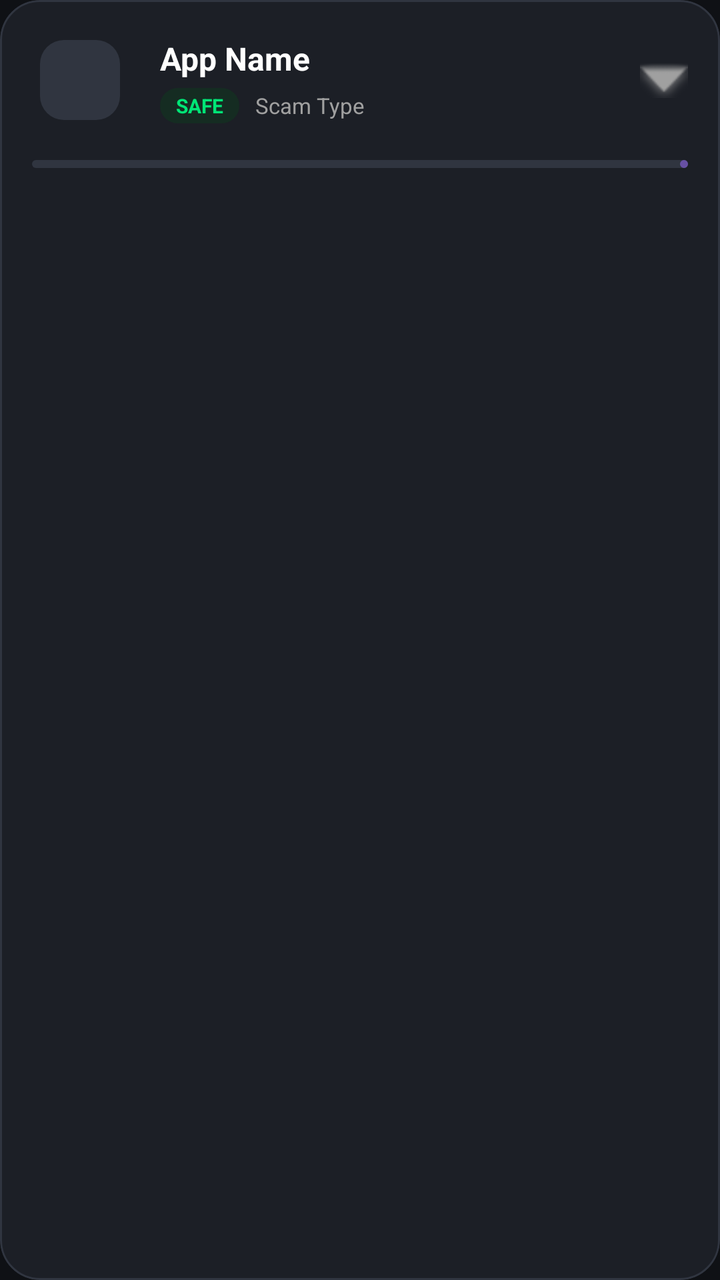
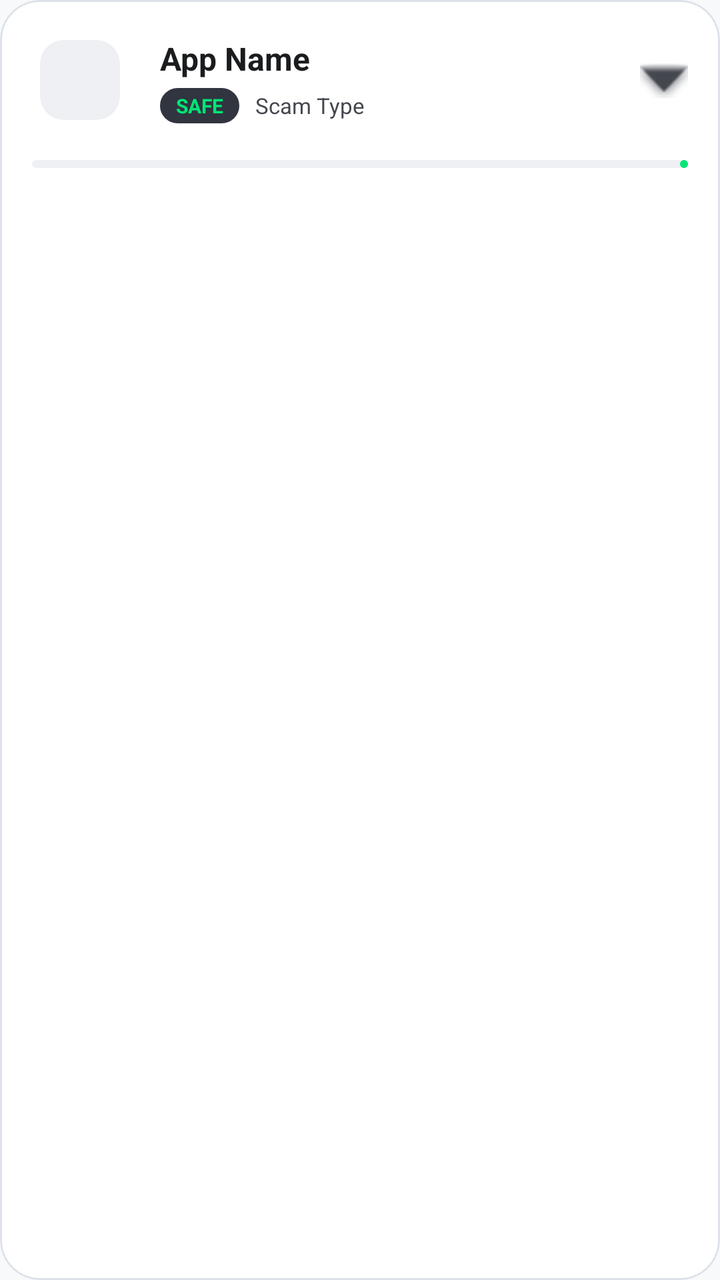

Before-and-after screenshots of an Android layout around one commit, followed by the original layout XML and the change that was made.
<!-- AndroidManifest.xml: application theme Theme.MyApplication18 -->
<!-- res/layout/item_app_risk.xml -->
<?xml version="1.0" encoding="utf-8"?>
<com.google.android.material.card.MaterialCardView xmlns:android="http://schemas.android.com/apk/res/android"
    xmlns:app="http://schemas.android.com/apk/res-auto"
    android:layout_width="match_parent"
    android:layout_height="wrap_content"
    android:layout_marginStart="16dp"
    android:layout_marginEnd="16dp"
    android:layout_marginTop="8dp"
    android:layout_marginBottom="4dp"
    app:cardCornerRadius="20dp"
    app:cardElevation="0dp"
    app:strokeWidth="1dp"
    app:strokeColor="#303540"
    app:cardBackgroundColor="#1C1F26">

    <LinearLayout
        android:layout_width="match_parent"
        android:layout_height="wrap_content"
        android:orientation="vertical">

        
        <LinearLayout
            android:id="@+id/headerContainer"
            android:layout_width="match_parent"
            android:layout_height="wrap_content"
            android:orientation="horizontal"
            android:padding="16dp"
            android:gravity="center_vertical">

            <com.google.android.material.imageview.ShapeableImageView
                android:id="@+id/ivAppIcon"
                android:layout_width="48dp"
                android:layout_height="48dp"
                android:padding="4dp"
                android:background="#303540"
                app:shapeAppearanceOverlay="@style/ShapeAppearance.Material3.Corner.Medium"
                android:src="@android:drawable/sym_def_app_icon"
                android:contentDescription="App Icon" />

            <LinearLayout
                android:layout_width="0dp"
                android:layout_height="wrap_content"
                android:layout_weight="1"
                android:layout_marginStart="16dp"
                android:orientation="vertical">

                <TextView
                    android:id="@+id/tvAppName"
                    android:layout_width="wrap_content"
                    android:layout_height="wrap_content"
                    android:text="App Name"
                    android:textColor="#FFFFFF"
                    android:textSize="16sp"
                    android:textStyle="bold"
                    android:ellipsize="end"
                    android:maxLines="1" />

                <LinearLayout
                    android:layout_width="wrap_content"
                    android:layout_height="wrap_content"
                    android:orientation="horizontal"
                    android:layout_marginTop="4dp"
                    android:gravity="center_vertical">

                    <TextView
                        android:id="@+id/tvRiskLevel"
                        android:layout_width="wrap_content"
                        android:layout_height="wrap_content"
                        android:text="SAFE"
                        android:textSize="10sp"
                        android:textStyle="bold"
                        android:paddingHorizontal="8dp"
                        android:paddingVertical="2dp"
                        android:background="@drawable/bg_risk_badge"
                        android:backgroundTint="#152C22"
                        android:textColor="#00E676" />

                    <TextView
                        android:id="@+id/tvScamType"
                        android:layout_width="wrap_content"
                        android:layout_height="wrap_content"
                        android:layout_marginStart="8dp"
                        android:text="Scam Type"
                        android:textSize="11sp"
                        android:textColor="#A0A0A0" />
                </LinearLayout>
            </LinearLayout>

            <ImageView
                android:id="@+id/ivExpand"
                android:layout_width="24dp"
                android:layout_height="24dp"
                android:src="@android:drawable/arrow_down_float"
                app:tint="#A0A0A0"
                android:contentDescription="Expand" />
        </LinearLayout>

        
        <com.google.android.material.progressindicator.LinearProgressIndicator
            android:id="@+id/riskMeter"
            android:layout_width="match_parent"
            android:layout_height="wrap_content"
            android:paddingHorizontal="16dp"
            app:trackThickness="4dp"
            app:trackCornerRadius="2dp"
            android:progress="0"
            app:trackColor="#303540" />

        
        <LinearLayout
            android:id="@+id/expandableLayout"
            android:layout_width="match_parent"
            android:layout_height="wrap_content"
            android:orientation="vertical"
            android:paddingHorizontal="16dp"
            android:paddingBottom="16dp"
            android:visibility="gone">

            <View
                android:layout_width="match_parent"
                android:layout_height="0.5dp"
                android:background="#303540"
                android:layout_marginTop="12dp"
                android:layout_marginBottom="12dp"/>

            <TextView
                android:layout_width="wrap_content"
                android:layout_height="wrap_content"
                android:text="RISK ANALYSIS"
                android:textSize="10sp"
                android:textColor="#A0A0A0"
                android:textStyle="bold"
                android:letterSpacing="0.1" />

            <TextView
                android:id="@+id/tvDescription"
                android:layout_width="match_parent"
                android:layout_height="wrap_content"
                android:text="Detailed description of the app risk."
                android:layout_marginTop="4dp"
                android:textColor="#FFFFFF"
                android:textSize="14sp" />

            <TextView
                android:layout_width="wrap_content"
                android:layout_height="wrap_content"
                android:text="AI SECURITY RECOMMENDATION"
                android:textSize="10sp"
                android:textColor="#A0A0A0"
                android:textStyle="bold"
                android:letterSpacing="0.1"
                android:layout_marginTop="16dp"/>

            <TextView
                android:id="@+id/tvGeminiExplanation"
                android:layout_width="match_parent"
                android:layout_height="wrap_content"
                android:text="Analyzing with Gemini AI..."
                android:layout_marginTop="4dp"
                android:textColor="#00E676"
                android:textSize="14sp"
                android:lineSpacingExtra="2dp" />

            
            <TextView
                android:id="@+id/tvReviewsLabel"
                android:layout_width="wrap_content"
                android:layout_height="wrap_content"
                android:text="USER REVIEWS &amp; RATING"
                android:textSize="10sp"
                android:textColor="#A0A0A0"
                android:textStyle="bold"
                android:letterSpacing="0.1"
                android:layout_marginTop="16dp"/>

            <TextView
                android:id="@+id/tvRating"
                android:layout_width="wrap_content"
                android:layout_height="wrap_content"
                android:text="Average Rating: 0.0 ★"
                android:textColor="#FFD600"
                android:textSize="13sp"
                android:layout_marginTop="4dp"/>

            <TextView
                android:id="@+id/tvReviews"
                android:layout_width="match_parent"
                android:layout_height="wrap_content"
                android:text="Reviews loading..."
                android:layout_marginTop="4dp"
                android:textColor="#D0D0D0"
                android:textSize="12sp"
                android:lineSpacingExtra="2dp" />

            <com.google.android.material.button.MaterialButton
                android:id="@+id/btnUninstall"
                android:layout_width="match_parent"
                android:layout_height="wrap_content"
                android:text="REMOVE HARMFUL APP"
                android:layout_marginTop="20dp"
                app:cornerRadius="12dp"
                android:backgroundTint="#FF5252"
                android:textColor="@android:color/white"
                app:icon="@android:drawable/ic_menu_delete"
                app:iconGravity="textStart"
                android:visibility="gone"/>
        </LinearLayout>
    </LinearLayout>
</com.google.android.material.card.MaterialCardView>
<!-- resources referenced by this layout -->
<resources>
  <!-- drawable bg_risk_badge (drawable) -->
  <?xml version="1.0" encoding="utf-8"?>
  <shape xmlns:android="http://schemas.android.com/apk/res/android">
      <corners android:radius="16dp" />
      <solid android:color="#303540" />
  </shape>
  <style name="Theme.MyApplication18" parent="Base.Theme.MyApplication18" />
  <style name="Base.Theme.MyApplication18" parent="Theme.Material3.DayNight.NoActionBar">
          
          <item name="android:windowBackground">#0F1115</item>
          <item name="android:statusBarColor">#0F1115</item>
          <item name="android:windowLightStatusBar" tools:targetApi="m">false</item>
      </style>
</resources>

<!-- the commit's change to res/layout/item_app_risk.xml (unified diff, before → after) -->
@@ -10,15 +10,14 @@
     app:cardCornerRadius="20dp"
     app:cardElevation="0dp"
     app:strokeWidth="1dp"
-    app:strokeColor="#303540"
-    app:cardBackgroundColor="#1C1F26">
+    app:strokeColor="?attr/colorOutlineVariant"
+    app:cardBackgroundColor="?attr/colorSurface">
 
     <LinearLayout
         android:layout_width="match_parent"
         android:layout_height="wrap_content"
         android:orientation="vertical">
 
-        
         <LinearLayout
             android:id="@+id/headerContainer"
             android:layout_width="match_parent"
@@ -32,7 +31,7 @@
                 android:layout_width="48dp"
                 android:layout_height="48dp"
                 android:padding="4dp"
-                android:background="#303540"
+                android:background="?attr/colorSurfaceVariant"
                 app:shapeAppearanceOverlay="@style/ShapeAppearance.Material3.Corner.Medium"
                 android:src="@android:drawable/sym_def_app_icon"
                 android:contentDescription="App Icon" />
@@ -49,7 +48,7 @@
                     android:layout_width="wrap_content"
                     android:layout_height="wrap_content"
                     android:text="App Name"
-                    android:textColor="#FFFFFF"
+                    android:textColor="?android:attr/textColorPrimary"
                     android:textSize="16sp"
                     android:textStyle="bold"
                     android:ellipsize="end"
@@ -72,8 +71,7 @@
                         android:paddingHorizontal="8dp"
                         android:paddingVertical="2dp"
                         android:background="@drawable/bg_risk_badge"
-                        android:backgroundTint="#152C22"
-                        android:textColor="#00E676" />
+                        android:textColor="@color/risk_safe" />
 
                     <TextView
                         android:id="@+id/tvScamType"
@@ -82,7 +80,7 @@
                         android:layout_marginStart="8dp"
                         android:text="Scam Type"
                         android:textSize="11sp"
-                        android:textColor="#A0A0A0" />
+                        android:textColor="?android:attr/textColorSecondary" />
                 </LinearLayout>
             </LinearLayout>
 
@@ -91,11 +89,10 @@
                 android:layout_width="24dp"
                 android:layout_height="24dp"
                 android:src="@android:drawable/arrow_down_float"
-                app:tint="#A0A0A0"
+                app:tint="?android:attr/textColorSecondary"
                 android:contentDescription="Expand" />
         </LinearLayout>
 
-        
         <com.google.android.material.progressindicator.LinearProgressIndicator
             android:id="@+id/riskMeter"
             android:layout_width="match_parent"
@@ -104,9 +101,8 @@
             app:trackThickness="4dp"
             app:trackCornerRadius="2dp"
             android:progress="0"
-            app:trackColor="#303540" />
-
-        
+            app:trackColor="?attr/colorSurfaceVariant" />
+
         <LinearLayout
             android:id="@+id/expandableLayout"
             android:layout_width="match_parent"
@@ -119,7 +115,7 @@
             <View
                 android:layout_width="match_parent"
                 android:layout_height="0.5dp"
-                android:background="#303540"
+                android:background="?attr/colorOutlineVariant"
                 android:layout_marginTop="12dp"
                 android:layout_marginBottom="12dp"/>
 
@@ -128,7 +124,7 @@
                 android:layout_height="wrap_content"
                 android:text="RISK ANALYSIS"
                 android:textSize="10sp"
-                android:textColor="#A0A0A0"
+                android:textColor="?android:attr/textColorSecondary"
                 android:textStyle="bold"
                 android:letterSpacing="0.1" />
 
@@ -138,7 +134,7 @@
                 android:layout_height="wrap_content"
                 android:text="Detailed description of the app risk."
                 android:layout_marginTop="4dp"
-                android:textColor="#FFFFFF"
+                android:textColor="?android:attr/textColorPrimary"
                 android:textSize="14sp" />
 
             <TextView
@@ -146,7 +142,7 @@
                 android:layout_height="wrap_content"
                 android:text="AI SECURITY RECOMMENDATION"
                 android:textSize="10sp"
-                android:textColor="#A0A0A0"
+                android:textColor="?android:attr/textColorSecondary"
                 android:textStyle="bold"
                 android:letterSpacing="0.1"
                 android:layout_marginTop="16dp"/>
@@ -157,18 +153,17 @@
                 android:layout_height="wrap_content"
                 android:text="Analyzing with Gemini AI..."
                 android:layout_marginTop="4dp"
-                android:textColor="#00E676"
+                android:textColor="@color/risk_safe"
                 android:textSize="14sp"
                 android:lineSpacingExtra="2dp" />
 
-            
             <TextView
                 android:id="@+id/tvReviewsLabel"
                 android:layout_width="wrap_content"
                 android:layout_height="wrap_content"
                 android:text="USER REVIEWS &amp; RATING"
                 android:textSize="10sp"
-                android:textColor="#A0A0A0"
+                android:textColor="?android:attr/textColorSecondary"
                 android:textStyle="bold"
                 android:letterSpacing="0.1"
                 android:layout_marginTop="16dp"/>
@@ -188,7 +183,7 @@
                 android:layout_height="wrap_content"
                 android:text="Reviews loading..."
                 android:layout_marginTop="4dp"
-                android:textColor="#D0D0D0"
+                android:textColor="?android:attr/textColorPrimary"
                 android:textSize="12sp"
                 android:lineSpacingExtra="2dp" />
 
@@ -196,14 +191,14 @@
                 android:id="@+id/btnUninstall"
                 android:layout_width="match_parent"
                 android:layout_height="wrap_content"
-                android:text="REMOVE HARMFUL APP"
+                android:text="UNINSTALL APPLICATION"
                 android:layout_marginTop="20dp"
                 app:cornerRadius="12dp"
-                android:backgroundTint="#FF5252"
+                android:backgroundTint="@color/risk_high"
                 android:textColor="@android:color/white"
                 app:icon="@android:drawable/ic_menu_delete"
                 app:iconGravity="textStart"
-                android:visibility="gone"/>
+                android:visibility="visible"/>
         </LinearLayout>
     </LinearLayout>
 </com.google.android.material.card.MaterialCardView>
<!-- resource entries referenced after the edit -->
@@ -1,5 +1,7 @@
 <!-- resources referenced by this layout -->
 <resources>
+  <color name="risk_high">#FF5252</color>
+  <color name="risk_safe">#00E676</color>
   <!-- drawable bg_risk_badge (drawable) -->
   <?xml version="1.0" encoding="utf-8"?>
   <shape xmlns:android="http://schemas.android.com/apk/res/android">
@@ -9,9 +11,31 @@
   <style name="Theme.MyApplication18" parent="Base.Theme.MyApplication18" />
   <style name="Base.Theme.MyApplication18" parent="Theme.Material3.DayNight.NoActionBar">
           
-          <item name="android:windowBackground">#0F1115</item>
-          <item name="android:statusBarColor">#0F1115</item>
-          <item name="android:windowLightStatusBar" tools:targetApi="m">false</item>
+          <item name="colorPrimary">@color/brand_green</item>
+          <item name="colorOnPrimary">@color/on_brand_green</item>
+          <item name="colorPrimaryContainer">@color/brand_green_dark</item>
+  
+          
+          <item name="android:windowBackground">@color/bg_light</item>
+          <item name="colorSurface">@color/surface_light</item>
+          <item name="colorSurfaceVariant">@color/surface_variant_light</item>
+          <item name="colorOutline">@color/outline_light</item>
+          <item name="colorOutlineVariant">@color/outline_light</item>
+  
+          <item name="android:textColorPrimary">@color/text_primary_light</item>
+          <item name="android:textColorSecondary">@color/text_secondary_light</item>
+  
+          <item name="android:statusBarColor">@color/bg_light</item>
+          <item name="android:windowLightStatusBar" tools:targetApi="m">true</item>
       </style>
+  <color name="brand_green">#00E676</color>
+  <color name="on_brand_green">#000000</color>
+  <color name="brand_green_dark">#00C853</color>
+  <color name="bg_light">#F8F9FA</color>
+  <color name="surface_light">#FFFFFF</color>
+  <color name="surface_variant_light">#EEF0F4</color>
+  <color name="outline_light">#DDE2EA</color>
+  <color name="text_primary_light">#1A1C1E</color>
+  <color name="text_secondary_light">#44474E</color>
 </resources>
 
